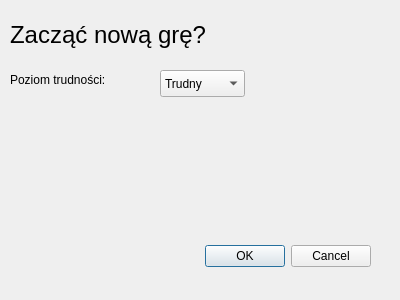
First picture: the form in newgamedialog.ui, repository kichooo/pairs, before the edit.
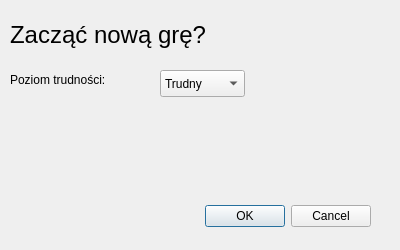
Second picture: the form after the edit.

```diff
--- a/newgamedialog.ui
+++ b/newgamedialog.ui
@@ -7,9 +7,21 @@
     <x>0</x>
     <y>0</y>
     <width>400</width>
-    <height>300</height>
+    <height>250</height>
    </rect>
   </property>
+  <property name="minimumSize">
+   <size>
+    <width>400</width>
+    <height>250</height>
+   </size>
+  </property>
+  <property name="maximumSize">
+   <size>
+    <width>400</width>
+    <height>252</height>
+   </size>
+  </property>
   <property name="windowTitle">
    <string>Dialog</string>
   </property>
@@ -17,7 +29,7 @@
    <property name="geometry">
     <rect>
      <x>30</x>
-     <y>240</y>
+     <y>200</y>
      <width>341</width>
      <height>32</height>
     </rect>
```
Left out of the diff: 8 changed lines with no effect on the pictures.
